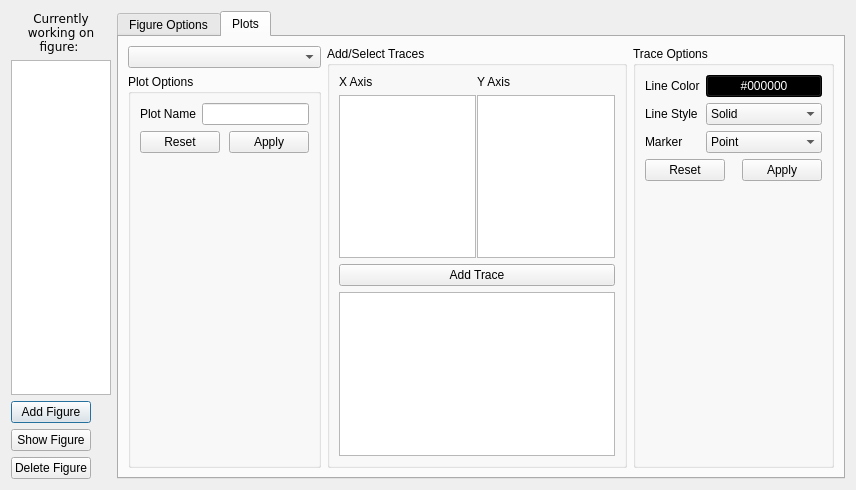
Qt form ui/Ui_EditFigureDialog.ui (bbreslauer/PySciPlot) before a commit.
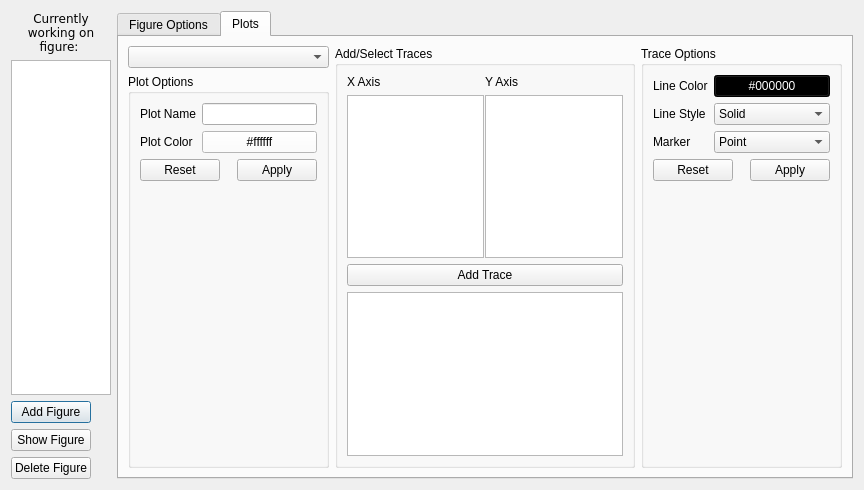
The same form after that commit.

Commit message: Renamed methods in EditFigureDialog to better describe what they do.  Added some more coloring.

What changed in the file:
```diff
--- a/ui/Ui_EditFigureDialog.ui
+++ b/ui/Ui_EditFigureDialog.ui
@@ -6,7 +6,7 @@
    <rect>
     <x>0</x>
     <y>0</y>
-    <width>856</width>
+    <width>864</width>
     <height>490</height>
    </rect>
   </property>
@@ -271,14 +271,14 @@
             <string>Plot Options</string>
            </property>
            <layout class="QGridLayout" name="gridLayout_2">
-            <item row="1" column="0" colspan="2">
+            <item row="2" column="0" colspan="2">
              <widget class="QDialogButtonBox" name="plotOptionsButtons">
               <property name="standardButtons">
                <set>QDialogButtonBox::Apply|QDialogButtonBox::Reset</set>
               </property>
              </widget>
             </item>
-            <item row="2" column="0" colspan="2">
+            <item row="3" column="0" colspan="2">
              <spacer name="verticalSpacer">
               <property name="orientation">
                <enum>Qt::Vertical</enum>
@@ -301,6 +301,24 @@
               </property>
              </widget>
             </item>
+            <item row="1" column="0">
+             <widget class="QLabel" name="label_8">
+              <property name="text">
+               <string>Plot Color</string>
+              </property>
+             </widget>
+            </item>
+            <item row="1" column="1">
+             <widget class="QPushButton" name="plotBackgroundColorButton">
+              <property name="styleSheet">
+               <string notr="true">color: rgb(0, 0, 0);
+background-color: rgb(255, 255, 255);</string>
+              </property>
+              <property name="text">
+               <string>#ffffff</string>
+              </property>
+             </widget>
+            </item>
            </layout>
           </widget>
          </item>
```
Left out of the diff: 2 changed lines with no effect on the pictures. The commit also changes 2 other files.
